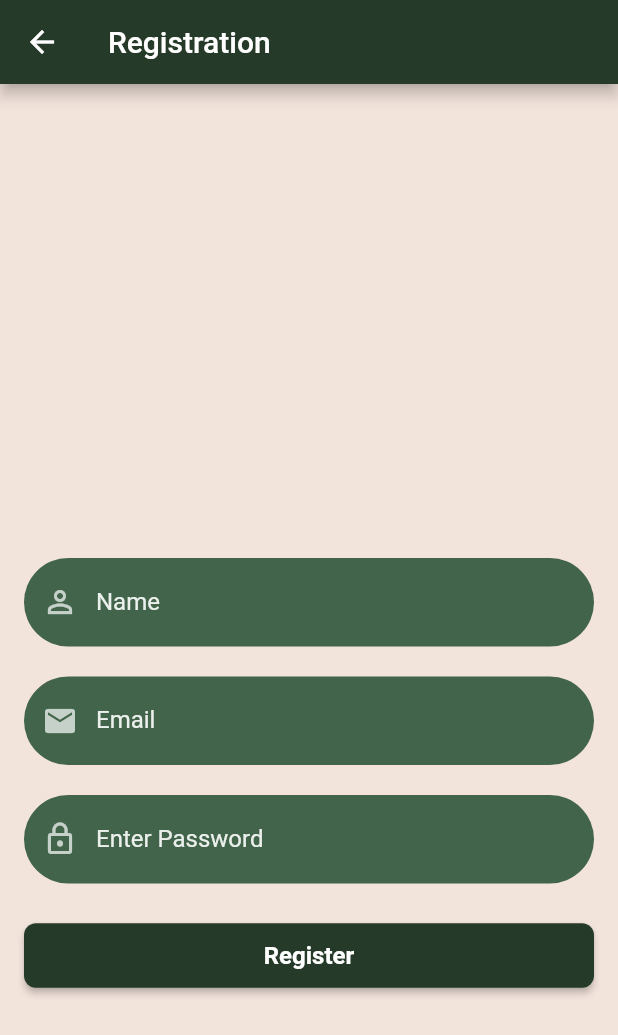
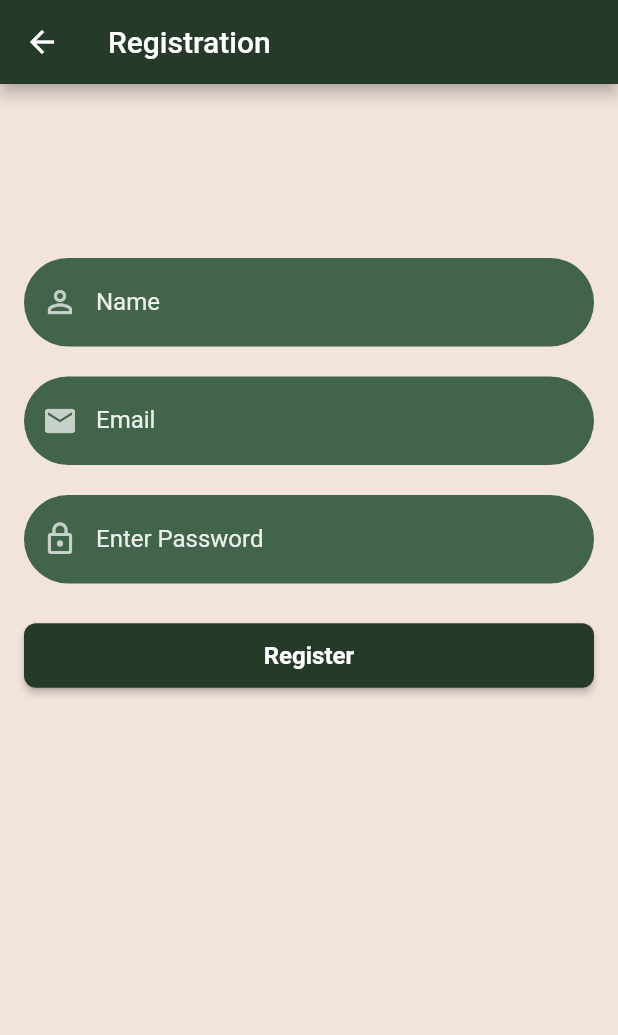
Before and after one commit to glxy-sn/fp_prak_tpm, a Flutter app: the screen it shows after launch, after a tap on "Sign Up", on a phone screen of 412 x 824 dp. Shown: the top 1035 px of the screen. Run offline on Flutter 3.47's test engine with Material 2 defaults, Android fonts, the phone set to English and light mode, and no system bars; our stand-ins replace shared_preferences, timezone; network calls fail.

Commit message:
change api and add profile

```diff
--- a/lib/login/login.dart
+++ b/lib/login/login.dart
@@ -3,7 +3,7 @@
 // import 'package:untitled/dashboard.dart';
 // import 'package:untitled/login/register.dart';
 // import 'package:untitled/login/widget.dart';
-// import 'package:shared_preferences/shared_preferences.dart';
+// // import 'package:shared_preferences/shared_preferences.dart';
 //
 // final TextEditingController _emailController = TextEditingController();
 // final TextEditingController _passwordController = TextEditingController();
@@ -35,7 +35,7 @@
 //           crossAxisAlignment: CrossAxisAlignment.stretch,
 //           children: [
 //             const SizedBox(
-//               height: 300,
+//               height: 100,
 //             ),
 //             reusableTextField("Enter Email", Icons.person_outline, false,
 //                 _emailController),
@@ -117,11 +117,10 @@
 //
 //     if (response.statusCode == 200) {
 //       final message = response.body;
-//
 //       if (message.toLowerCase().contains('login successful')) {
 //         // Save login status to shared preferences
-//         SharedPreferences prefsdata = await SharedPreferences.getInstance();
-//         await prefsdata.setBool('isLoggedIn', true);
+//         // SharedPreferences prefsdata = await SharedPreferences.getInstance();
+//         // await prefsdata.setBool('isLoggedIn', true);
 //         // Login success
 //         Navigator.push(
 //           context,
@@ -143,17 +142,15 @@
 //     }
 //   }
 // }
-//
-//
-//
-//
-//
+
+
 import 'package:flutter/material.dart';
 import 'package:http/http.dart' as http;
 import 'package:shared_preferences/shared_preferences.dart';
 import 'package:untitled/dashboard.dart';
 import 'package:untitled/login/register.dart';
 import 'package:untitled/login/widget.dart';
+import 'dart:convert';
 
 final TextEditingController _emailController = TextEditingController();
 final TextEditingController _passwordController = TextEditingController();
@@ -216,7 +213,7 @@ class _LoginScreenState extends State<LoginScreen> {
           crossAxisAlignment: CrossAxisAlignment.stretch,
           children: [
             const SizedBox(
-              height: 300,
+              height: 100,
             ),
             reusableTextField(
               "Enter Email",
--- a/lib/login/register.dart
+++ b/lib/login/register.dart
@@ -42,7 +42,7 @@ class RegisterScreen extends StatelessWidget {
           crossAxisAlignment: CrossAxisAlignment.stretch,
           children: [
             SizedBox(
-              height: 300,
+              height: 100,
             ),
             reusableTextField("Name", Icons.person_outline, false,
                 _nameController),
--- a/pubspec.yaml
+++ b/pubspec.yaml
@@ -35,6 +35,7 @@ dependencies:
   hive: ^2.0.4
   path_provider: ^2.0.3
   encrypt: ^5.0.1
+  fluttertoast: ^8.0.8
   flutter:
     sdk: flutter
 
```
Also changed, not shown: pubspec.lock, 1 other file.
